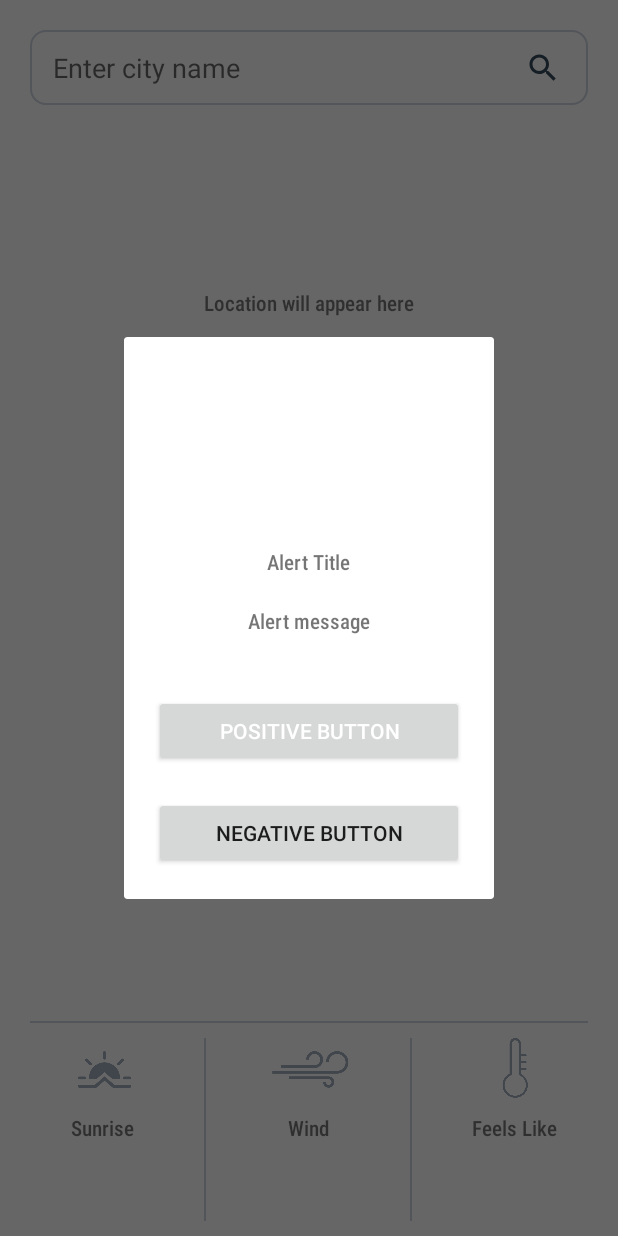
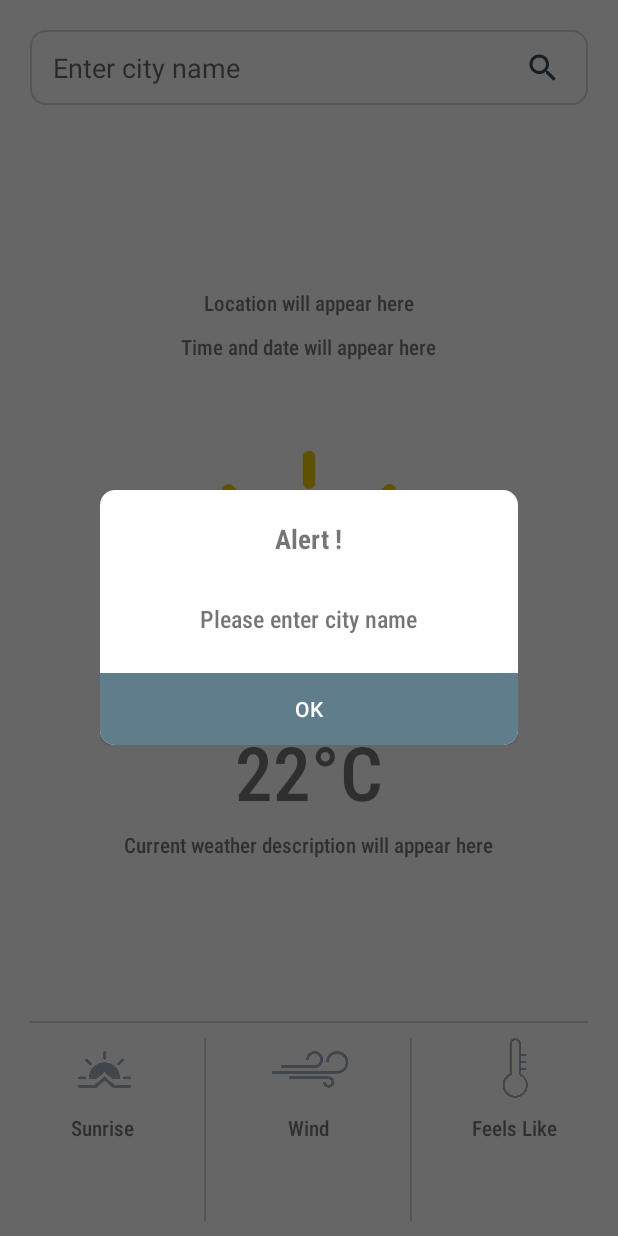
Before and after one commit to strom-hawk/OpenWeather, an Android app: the screen it shows after launch (HomeScreen), after a tap on an icon or button, on a phone screen of 412 x 824 dp. Run offline under Robolectric (Android 15) with nearby library versions, the phone set to English and light mode, and no system bars; our stand-ins replace RxJava.

Commit message:
Alert box UI enhanced for common use.

```diff
--- a/app/src/main/java/com/demoapps/openweather/utils/CommonUtils.kt
+++ b/app/src/main/java/com/demoapps/openweather/utils/CommonUtils.kt
@@ -3,8 +3,11 @@
 import android.app.Activity
 import android.app.Dialog
 import android.content.Context
+import android.graphics.Color
+import android.graphics.drawable.ColorDrawable
 import android.util.DisplayMetrics
 import android.view.Gravity
+import android.view.View
 import android.view.ViewGroup
 import android.view.Window
 import com.demoapps.openweather.R
@@ -14,10 +17,16 @@
 
     private lateinit var alertDialog : Dialog
 
-    fun showAlertDialog(activity: Activity, messge: String){
+    fun showAlertDialog(activity: Activity, messge: String, negativeButtonVisibility: Boolean){
         alertDialog = showCustomDialog(activity, R.layout.alert_dialog_layout)
+        alertDialog.window?.setBackgroundDrawable(ColorDrawable(Color.TRANSPARENT))
+        alertDialog.dialogMessage.text = messge
+        alertDialog.positiveButton.text  = activity.resources.getString(R.string.positive_button)
         alertDialog.positiveButton.setOnClickListener {
             alertDialog.dismiss()
+        }
+        if(!negativeButtonVisibility){
+            alertDialog.negativeButton.visibility = View.GONE
         }
 
         alertDialog.show()
--- a/app/src/main/java/com/demoapps/openweather/view/HomeScreen.kt
+++ b/app/src/main/java/com/demoapps/openweather/view/HomeScreen.kt
@@ -42,7 +42,7 @@
 
     private fun validateAndProceed(){
         if(etCity.text.toString().equals(ApplicationConstants.EMPTY_STRING)){
-            CommonUtils.showAlertDialog(this, getString(R.string.invalid_city_name))
+            CommonUtils.showAlertDialog(this, getString(R.string.invalid_city_name), false)
         }else{
             Router.city = etCity.text.toString()
             homeScreenViewModel?.getCityWeatherDetails()
@@ -62,18 +62,18 @@
             tvCurrentTemperature.text = tempInCelsius
             tvWeaterDescription.text = openWeatherResponse.climate[0].climateTitle
         }else if(openWeatherResponse.txnStatus.equals(ApplicationConstants.TXN_STATUS_404)){
-            CommonUtils.showAlertDialog(this, openWeatherResponse.txnMessage)
+            CommonUtils.showAlertDialog(this, openWeatherResponse.txnMessage, false)
         }else{
-            CommonUtils.showAlertDialog(this, getString(R.string.something_went_wrong))
+            CommonUtils.showAlertDialog(this, getString(R.string.something_went_wrong), false)
         }
     }
 
     override fun onApiFailed(error: Throwable) {
 
         if((error as HttpException).code().equals(ApplicationConstants.TXN_STATUS_404_NUMBER)){
-            CommonUtils.showAlertDialog(this, error.message())
+            CommonUtils.showAlertDialog(this, error.message(), false)
         }else{
-            CommonUtils.showAlertDialog(this, getString(R.string.something_went_wrong))
+            CommonUtils.showAlertDialog(this, getString(R.string.something_went_wrong), false)
         }
     }
 
--- /dev/null
+++ b/app/src/main/res/drawable/alert_dialog_bg.xml
@@ -0,0 +1,9 @@
+<?xml version="1.0" encoding="utf-8"?>
+<shape xmlns:android="http://schemas.android.com/apk/res/android"
+    android:shape="rectangle">
+
+    <solid android:color="@color/colorWhite" />
+
+    <corners android:radius="@dimen/dp_10" />
+
+</shape>
--- /dev/null
+++ b/app/src/main/res/drawable/positive_button_bg.xml
@@ -0,0 +1,11 @@
+<?xml version="1.0" encoding="utf-8"?>
+<shape xmlns:android="http://schemas.android.com/apk/res/android"
+    android:shape="rectangle">
+
+    <solid android:color="#607d8b" />
+
+    <corners
+        android:bottomLeftRadius="@dimen/dp_10"
+        android:bottomRightRadius="@dimen/dp_10" />
+
+</shape>
--- a/app/src/main/res/layout/alert_dialog_layout.xml
+++ b/app/src/main/res/layout/alert_dialog_layout.xml
@@ -4,7 +4,8 @@
     android:orientation="vertical"
     android:layout_width="match_parent"
     android:layout_height="wrap_content"
-    android:gravity="center">
+    android:gravity="center"
+    android:background="@drawable/alert_dialog_bg">
 
     <ImageView
         android:id="@+id/dialogImage"
@@ -12,7 +13,8 @@
         android:layout_height="@dimen/dp_100"
         app:layout_constraintEnd_toEndOf="parent"
         app:layout_constraintTop_toTopOf="parent"
-        android:layout_marginTop="@dimen/dp_20" />
+        android:layout_marginTop="@dimen/dp_20"
+        android:visibility="gone"/>
 
     <TextView
         android:id="@+id/dialogTitle"
@@ -22,7 +24,9 @@
         app:layout_constraintEnd_toEndOf="parent"
         app:layout_constraintTop_toTopOf="parent"
         android:layout_marginTop="@dimen/dp_20"
-        android:text="@string/alert_title"/>
+        android:textSize="@dimen/sp_18"
+        android:text="@string/alert_title"
+        android:textStyle="bold"/>
 
     <TextView
         android:id="@+id/dialogMessage"
@@ -31,20 +35,19 @@
         android:fontFamily="sans-serif-condensed-medium"
         app:layout_constraintEnd_toEndOf="parent"
         app:layout_constraintTop_toTopOf="parent"
-        android:layout_marginTop="@dimen/dp_20"
+        android:layout_marginTop="@dimen/dp_30"
         android:layout_marginBottom="@dimen/dp_20"
-        android:text="@string/alert_message"/>
+        android:text="@string/alert_message"
+        android:textSize="@dimen/sp_16"/>
 
     <Button
         android:id="@+id/positiveButton"
         android:layout_width="match_parent"
         android:layout_height="wrap_content"
-        android:layout_marginStart="@dimen/dp_20"
-        android:layout_marginEnd="@dimen/dp_20"
-        android:layout_marginTop="@dimen/dp_20"
-        android:layout_marginBottom="@dimen/dp_20"
+        android:layout_marginTop="@dimen/dp_5"
         android:textColor="@color/colorWhite"
-        android:text="@string/positive_button"/>
+        android:text="@string/positive_button"
+        android:background="@drawable/positive_button_bg"/>
 
     <Button
         android:id="@+id/negativeButton"
@@ -53,6 +56,7 @@
         android:layout_marginStart="@dimen/dp_20"
         android:layout_marginEnd="@dimen/dp_20"
         android:layout_marginBottom="@dimen/dp_20"
-        android:text="@string/negative_button"/>
+        android:text="@string/negative_button"
+        android:visibility="gone"/>
 
 </LinearLayout>
--- a/app/src/main/res/values/dimen.xml
+++ b/app/src/main/res/values/dimen.xml
@@ -22,4 +22,17 @@
     <dimen name="dp_180">180dp</dimen>
     <dimen name="dp_200">200dp</dimen>
     <dimen name="dp_300">70dp</dimen>
+
+
+
+    <!--TextView dimens-->
+    <dimen name="sp_11">11sp</dimen>
+    <dimen name="sp_12">12sp</dimen>
+    <dimen name="sp_13">13sp</dimen>
+    <dimen name="sp_14">14sp</dimen>
+    <dimen name="sp_15">15sp</dimen>
+    <dimen name="sp_16">16sp</dimen>
+    <dimen name="sp_17">17sp</dimen>
+    <dimen name="sp_18">18sp</dimen>
+    <dimen name="sp_20">20sp</dimen>
 </resources>
--- a/app/src/main/res/values/strings.xml
+++ b/app/src/main/res/values/strings.xml
@@ -9,9 +9,9 @@
     <string name="sunrise_textView">Sunrise</string>
     <string name="wind_textView">Wind</string>
     <string name="feels_like_textView">Feels Like</string>
-    <string name="alert_title">Alert Title</string>
+    <string name="alert_title">Alert !</string>
     <string name="alert_message">Alert message</string>
-    <string name="positive_button">Positive Button</string>
+    <string name="positive_button">OK</string>
     <string name="negative_button">Negative Button</string>
     <string name="invalid_city_name">Please enter city name</string>
 
```
